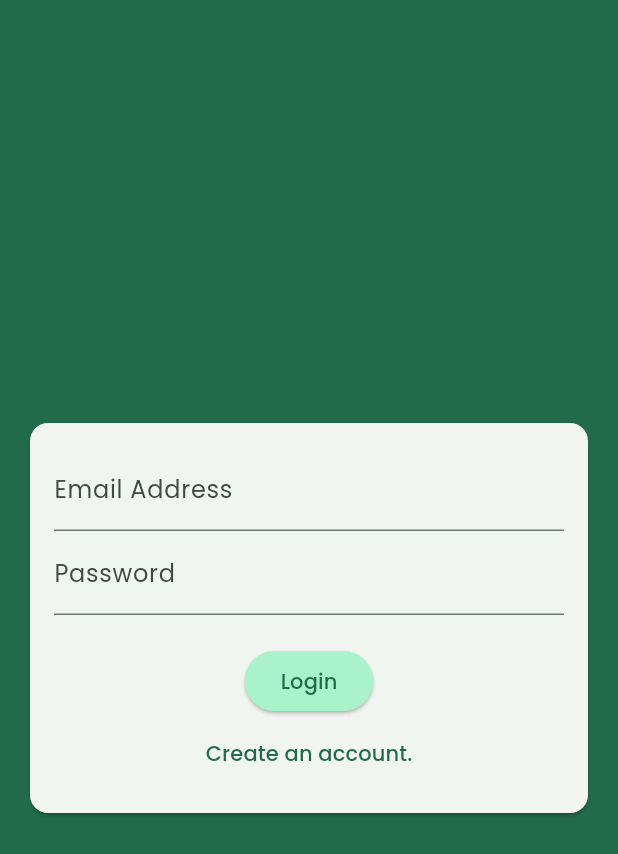
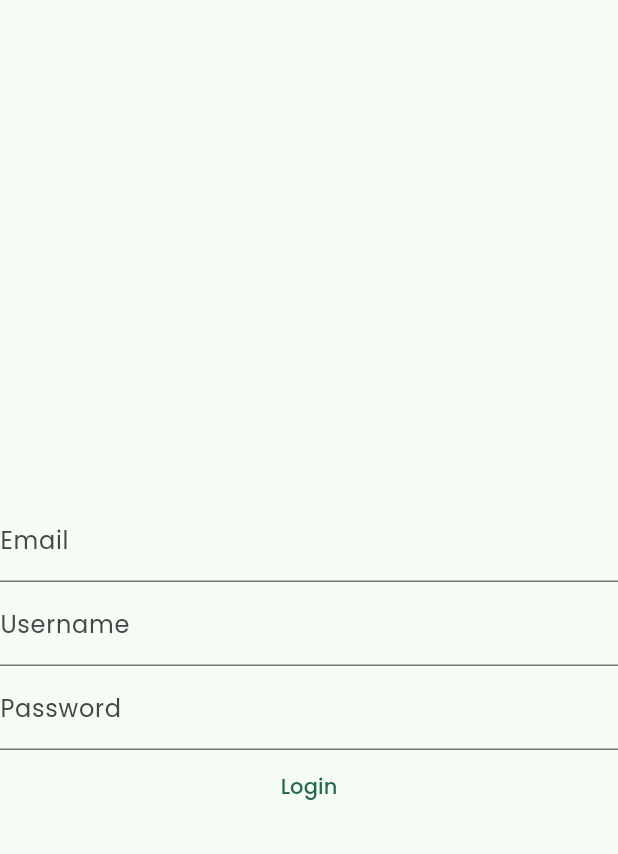
Before and after one commit to VishalRChaudhari/Disaster-, a Flutter app: the screen it shows after launch, on a phone screen of 412 x 824 dp. Shown: the top 854 px of the screen. Run offline on Flutter 3.47's test engine with Material 3 defaults, Android fonts, the light colour scheme and no system bars; our stand-ins replace cloud_firestore, firebase_auth, firebase_core, google_fonts, location, weather; accounts and stored records are empty.

Commit message:
login working

```diff
--- a/lib/Screens/Auth/auth.dart
+++ /dev/null
@@ -1,183 +0,0 @@
-import 'package:cloud_firestore/cloud_firestore.dart';
-import 'package:firebase_auth/firebase_auth.dart';
-import 'package:firebase_core/firebase_core.dart';
-import 'package:flutter/material.dart';
-
-class AuthScreen extends StatefulWidget {
-  const AuthScreen({super.key});
-
-  @override
-  State<AuthScreen> createState() {
-    return _AuthScreen();
-  }
-}
-
-final _firebase = FirebaseAuth.instance;
-
-class _AuthScreen extends State<AuthScreen> {
-  final _formKey = GlobalKey<FormState>();
-  var _enteredEmail = '';
-  var _enteredPassword = '';
-  var _enteredUsername = '';
-
-  var _isLogin = true;
-  var _isAuthenticating = false;
-
-  void _onsubmit() async {
-    final isValid = _formKey.currentState!.validate();
-    if (!isValid || !_isLogin) {
-      return;
-    }
-    _formKey.currentState!.save();
-
-    try {
-
-      if (_isLogin) {
-        setState(() {
-          _isAuthenticating = true;
-        });
-
-        await _firebase.signInWithEmailAndPassword(
-            email: _enteredEmail, password: _enteredPassword);
-
-      } else {
-
-        final userCredentials = await _firebase.createUserWithEmailAndPassword(
-            email: _enteredEmail, password: _enteredPassword);
-
-        await FirebaseFirestore.instance
-            .collection('Users')
-            .doc(userCredentials.user!.uid)
-            .set({
-          'email': _enteredEmail,
-          'username': _enteredUsername,
-        });
-      }
-    } on FirebaseAuthException catch (error) {
-      if (error.code == 'email-already-in-use') {}
-      ScaffoldMessenger.of(context).clearSnackBars();
-      ScaffoldMessenger.of(context).showSnackBar(
-        SnackBar(
-          content: Text(error.message ?? 'Authentication Failed. '),
-        ),
-      );
-
-      setState(() {
-        _isAuthenticating = false;
-      });
-    }
-    ScaffoldMessenger.of(context).showSnackBar(
-      SnackBar(
-        content: Text('done'),
-      ),
-    );
-  }
-
-  @override
-  Widget build(BuildContext context) {
-    return Scaffold(
-      backgroundColor: Theme.of(context).primaryColor,
-      body: Center(
-        child: SingleChildScrollView(
-          child: Column(
-            mainAxisAlignment: MainAxisAlignment.center,
-            children: [
-              Card(
-                margin: const EdgeInsets.all(20),
-                child: SingleChildScrollView(
-                  child: Padding(
-                    padding: const EdgeInsets.all(16),
-                    child: Form(
-                      key: _formKey,
-                      child: Column(
-                        mainAxisSize: MainAxisSize.min,
-                        children: [
-                          TextFormField(
-                            onSaved: (value) {
-                              _enteredEmail = value!;
-                            },
-                            validator: (value) {
-                              if (value == null ||
-                                  value.trim().isEmpty ||
-                                  !value.contains('@')) {
-                                return 'Enter a valid email address. ';
-                              }
-                              return null;
-                            },
-                            autocorrect: false,
-                            keyboardType: TextInputType.emailAddress,
-                            textCapitalization: TextCapitalization.none,
-                            decoration: const InputDecoration(
-                              label: Text('Email Address'),
-                            ),
-                          ),
-                          if (!_isLogin)
-                            TextFormField(
-                              decoration: const InputDecoration(
-                                label: Text('Username'),
-                              ),
-                              validator: (value) {
-                                if (value == null ||
-                                    value.trim().isEmpty ||
-                                    value.length < 3) {
-                                  return 'Username should be more than 3 characters. ';
-                                }
-                                return null;
-                              },
-                              onSaved: (value) {
-                                _enteredUsername = value!;
-                              },
-                            ),
-                          TextFormField(
-                            onSaved: (val) {
-                              _enteredPassword = val!;
-                            },
-                            validator: (value) {
-                              if (value == null || value.trim().length < 6) {
-                                return 'Enter a valid Password.';
-                              }
-                              return null;
-                            },
-                            obscureText: true,
-                            decoration: const InputDecoration(
-                              label: Text('Password'),
-                            ),
-                          ),
-                          const SizedBox(
-                            height: 20,
-                          ),
-                          if (_isAuthenticating)
-                            const CircularProgressIndicator(),
-                          if (!_isAuthenticating)
-                            ElevatedButton(
-                              onPressed: _onsubmit,
-                              style: ElevatedButton.styleFrom(
-                                backgroundColor: Theme.of(context)
-                                    .colorScheme
-                                    .primaryContainer,
-                              ),
-                              child: Text(_isLogin ? 'Login' : 'Signup'),
-                            ),
-                          if (!_isAuthenticating)
-                            TextButton(
-                                onPressed: () {
-                                  setState(() {
-                                    _isLogin = !_isLogin;
-                                  });
-                                },
-                                child: Text(_isLogin
-                                    ? ' Create an account. '
-                                    : 'Already have an account. Login. ')),
-                        ],
-                      ),
-                    ),
-                  ),
-                ),
-              ),
-            ],
-          ),
-        ),
-      ),
-    );
-  }
-}
--- /dev/null
+++ b/lib/Screens/Auth/login.dart
@@ -0,0 +1,95 @@
+import 'package:cloud_firestore/cloud_firestore.dart';
+import 'package:firebase_auth/firebase_auth.dart';
+import 'package:flutter/material.dart';
+
+class Login extends StatefulWidget {
+  const Login({super.key});
+
+  @override
+  State<Login> createState() => _LoginState();
+}
+
+final _firebase = FirebaseAuth.instance;
+
+class _LoginState extends State<Login> {
+  final _emailcontroller = TextEditingController();
+  final _enteredUsername = TextEditingController();
+  final _enteredPassword = TextEditingController();
+  final _formkey = GlobalKey();
+
+  void _onsubmit() async {
+    final email = _emailcontroller.text;
+    final username = _enteredUsername.text;
+    final password = _enteredPassword.text;
+
+    try {
+      final userCrdential = await _firebase.createUserWithEmailAndPassword(
+          email: email, password: password);
+
+      await FirebaseFirestore.instance
+          .collection('Users')
+          .doc(userCrdential.user!.uid)
+          .set({
+        'name': username,
+        'email': email,
+      });
+    } on FirebaseAuthException catch (e) {
+      if (e.code == 'email-already-in-use') {}
+      ScaffoldMessenger.of(context).clearSnackBars();
+      ScaffoldMessenger.of(context).showSnackBar(
+        SnackBar(
+          content: Text(e.message ?? 'Authentication Failed. '),
+        ),
+      );
+    }
+  }
+
+  @override
+  Widget build(BuildContext context) {
+    return Scaffold(
+      appBar: AppBar(),
+      body: Form(
+        key: _formkey,
+        child: Column(
+          mainAxisAlignment: MainAxisAlignment.center,
+          children: [
+            TextFormField(
+              onChanged: (value){
+
+              },
+              validator: (value) {
+                if (value == null || value.isEmpty) {
+                  return 'Email is required';
+                } else if (!RegExp(r'^[\w-\.]+@([\w-]+\.)+[\w-]{2,4}$')
+                    .hasMatch(value)) {
+                  return 'Enter a valid email address';
+                }
+                return null;
+              },
+              controller: _emailcontroller,
+              decoration: const InputDecoration(
+                label: Text('Email'),
+              ),
+            ),
+            TextFormField(
+              controller: _enteredUsername,
+              decoration: const InputDecoration(
+                label: Text('Username'),
+              ),
+            ),
+            TextFormField(
+              controller: _enteredPassword,
+              decoration: const InputDecoration(
+                label: Text('Password'),
+              ),
+            ),
+            TextButton(
+              onPressed: _onsubmit,
+              child: const Text('Login'),
+            ),
+          ],
+        ),
+      ),
+    );
+  }
+}
--- a/lib/main.dart
+++ b/lib/main.dart
@@ -28,7 +28,7 @@ class MyApp extends StatelessWidget {
     return MaterialApp(
       theme: theme,
       debugShowCheckedModeBanner: false,
-      home: const SplashScreenn(),
+      home: SplashScreenn(),
     );
   }
 }
```
Also changed, not shown: lib/Screens/Auth/sign_in.dart (added, +22 -0 lines), lib/Screens/splashsceen.dart (+2 -9 lines).
